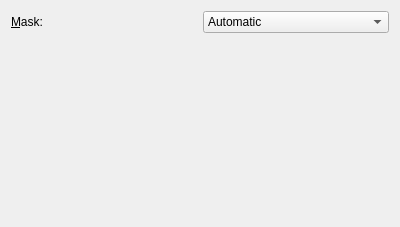
Qt form frontend_qt/grpUPNQR.ui (zint/zint) before a commit.
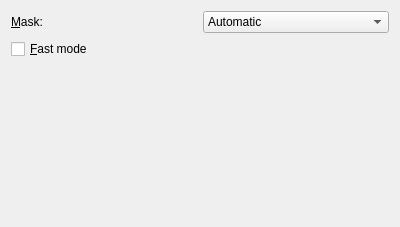
The same form after that commit.

Commit message: QROCDE/UPNQR: add FAST_MODE (try 4 not 8 masks automatically)

Patch:
```diff
--- a/frontend_qt/grpUPNQR.ui
+++ b/frontend_qt/grpUPNQR.ui
@@ -89,6 +89,20 @@
      </item>
     </layout>
    </item>
+   <item>
+    <widget class="QCheckBox" name="chkUPNQRFast">
+     <property name="text">
+      <string>&amp;Fast mode</string>
+     </property>
+     <property name="toolTip">
+      <string>Only try four masks (0, 2, 4, 7) not eight
+when automatically selecting a mask</string>
+     </property>
+     <property name="checked">
+      <bool>false</bool>
+     </property>
+    </widget>
+   </item>
    <item>
     <spacer name="verticalSpacerQR">
      <property name="orientation">
```
The commit also changes 17 other files.
